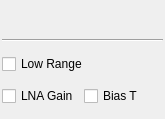
Before: the Qt Designer form plugins/samplesource/fcdpro/fcdprogui.ui in f4exb/sdrangel, drawn with Qt 5.
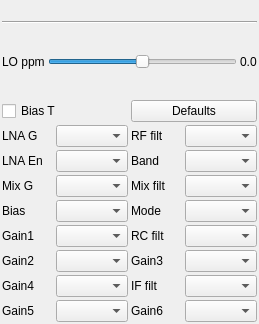
After: the same form once the commit is applied. Custom widgets are drawn as their Qt base class.

Commit message: Support of FCD Pro dongles part #2: basic gui, input and serialization

The edit to the form file:
```diff
--- a/plugins/samplesource/fcdpro/fcdprogui.ui
+++ b/plugins/samplesource/fcdpro/fcdprogui.ui
@@ -6,8 +6,8 @@
    <rect>
     <x>0</x>
     <y>0</y>
-    <width>165</width>
-    <height>119</height>
+    <width>259</width>
+    <height>324</height>
    </rect>
   </property>
   <property name="sizePolicy">
@@ -103,29 +103,247 @@
    <item>
     <layout class="QHBoxLayout" name="horizontalLayoutR">
      <item>
-      <widget class="QCheckBox" name="checkBoxR">
+      <widget class="QLabel" name="ppmLabal">
        <property name="text">
-        <string>Low Range</string>
+        <string>LO ppm</string>
+       </property>
+      </widget>
+     </item>
+     <item>
+      <widget class="QSlider" name="ppm">
+       <property name="toolTip">
+        <string>LO ppm correction</string>
+       </property>
+       <property name="minimum">
+        <number>-1000</number>
+       </property>
+       <property name="maximum">
+        <number>1000</number>
+       </property>
+       <property name="pageStep">
+        <number>1</number>
+       </property>
+       <property name="orientation">
+        <enum>Qt::Horizontal</enum>
+       </property>
+      </widget>
+     </item>
+     <item>
+      <widget class="QLabel" name="label">
+       <property name="text">
+        <string>0.0</string>
        </property>
       </widget>
      </item>
     </layout>
    </item>
    <item>
-    <layout class="QHBoxLayout" name="horizontalLayoutG">
-     <item>
-      <widget class="QCheckBox" name="checkBoxG">
-       <property name="text">
-        <string>LNA Gain</string>
-       </property>
-      </widget>
-     </item>
+    <layout class="QHBoxLayout" name="layoutBiasT">
      <item>
       <widget class="QCheckBox" name="checkBoxB">
        <property name="text">
         <string>Bias T</string>
        </property>
       </widget>
+     </item>
+     <item>
+      <widget class="QPushButton" name="defaultsButton">
+       <property name="text">
+        <string>Defaults</string>
+       </property>
+      </widget>
+     </item>
+    </layout>
+   </item>
+   <item>
+    <layout class="QHBoxLayout" name="layoutLNA">
+     <item>
+      <widget class="QLabel" name="lnaGainLabel">
+       <property name="text">
+        <string>LNA G</string>
+       </property>
+      </widget>
+     </item>
+     <item>
+      <widget class="QComboBox" name="lnaGain"/>
+     </item>
+     <item>
+      <widget class="QLabel" name="rfFilterLabel">
+       <property name="text">
+        <string>RF filt</string>
+       </property>
+      </widget>
+     </item>
+     <item>
+      <widget class="QComboBox" name="rfFilter"/>
+     </item>
+    </layout>
+   </item>
+   <item>
+    <layout class="QHBoxLayout" name="layoutBand">
+     <item>
+      <widget class="QLabel" name="lnaEnhanceLabel">
+       <property name="text">
+        <string>LNA En</string>
+       </property>
+      </widget>
+     </item>
+     <item>
+      <widget class="QComboBox" name="lnaEnhance"/>
+     </item>
+     <item>
+      <widget class="QLabel" name="bandLabel">
+       <property name="text">
+        <string>Band</string>
+       </property>
+      </widget>
+     </item>
+     <item>
+      <widget class="QComboBox" name="band"/>
+     </item>
+    </layout>
+   </item>
+   <item>
+    <layout class="QHBoxLayout" name="layoutMixer">
+     <item>
+      <widget class="QLabel" name="mixGainLabel">
+       <property name="text">
+        <string>Mix G</string>
+       </property>
+      </widget>
+     </item>
+     <item>
+      <widget class="QComboBox" name="mixGain"/>
+     </item>
+     <item>
+      <widget class="QLabel" name="mixFilterLabel">
+       <property name="text">
+        <string>Mix filt</string>
+       </property>
+      </widget>
+     </item>
+     <item>
+      <widget class="QComboBox" name="mixFilter"/>
+     </item>
+    </layout>
+   </item>
+   <item>
+    <layout class="QHBoxLayout" name="layoutBias">
+     <item>
+      <widget class="QLabel" name="biasLabel">
+       <property name="text">
+        <string>Bias</string>
+       </property>
+      </widget>
+     </item>
+     <item>
+      <widget class="QComboBox" name="bias"/>
+     </item>
+     <item>
+      <widget class="QLabel" name="label_2">
+       <property name="text">
+        <string>Mode</string>
+       </property>
+      </widget>
+     </item>
+     <item>
+      <widget class="QComboBox" name="mode"/>
+     </item>
+    </layout>
+   </item>
+   <item>
+    <layout class="QHBoxLayout" name="layoutGain1">
+     <item>
+      <widget class="QLabel" name="gain1Label">
+       <property name="text">
+        <string>Gain1</string>
+       </property>
+      </widget>
+     </item>
+     <item>
+      <widget class="QComboBox" name="gain1"/>
+     </item>
+     <item>
+      <widget class="QLabel" name="rcFilterLabel">
+       <property name="text">
+        <string>RC filt</string>
+       </property>
+      </widget>
+     </item>
+     <item>
+      <widget class="QComboBox" name="rcFilter"/>
+     </item>
+    </layout>
+   </item>
+   <item>
+    <layout class="QHBoxLayout" name="layoutGain2">
+     <item>
+      <widget class="QLabel" name="gain2Label">
+       <property name="text">
+        <string>Gain2</string>
+       </property>
+      </widget>
+     </item>
+     <item>
+      <widget class="QComboBox" name="gain2"/>
+     </item>
+     <item>
+      <widget class="QLabel" name="gain3Label">
+       <property name="text">
+        <string>Gain3</string>
+       </property>
+      </widget>
+     </item>
+     <item>
+      <widget class="QComboBox" name="gain3"/>
+     </item>
+    </layout>
+   </item>
+   <item>
+    <layout class="QHBoxLayout" name="layoutGain4">
+     <item>
+      <widget class="QLabel" name="gain4Label">
+       <property name="text">
+        <string>Gain4</string>
+       </property>
+      </widget>
+     </item>
+     <item>
+      <widget class="QComboBox" name="gain4"/>
+     </item>
+     <item>
+      <widget class="QLabel" name="label_3">
+       <property name="text">
+        <string>IF filt</string>
+       </property>
+      </widget>
+     </item>
+     <item>
+      <widget class="QComboBox" name="ifFilter"/>
+     </item>
+    </layout>
+   </item>
+   <item>
+    <layout class="QHBoxLayout" name="layoutGain5">
+     <item>
+      <widget class="QLabel" name="gain5Label">
+       <property name="text">
+        <string>Gain5</string>
+       </property>
+      </widget>
+     </item>
+     <item>
+      <widget class="QComboBox" name="gain5"/>
+     </item>
+     <item>
+      <widget class="QLabel" name="gain6Label">
+       <property name="text">
+        <string>Gain6</string>
+       </property>
+      </widget>
+     </item>
+     <item>
+      <widget class="QComboBox" name="gain6"/>
      </item>
     </layout>
    </item>
```
Left out of the diff: 4 changed lines with no effect on the pictures. The commit also changes 7 other files.
